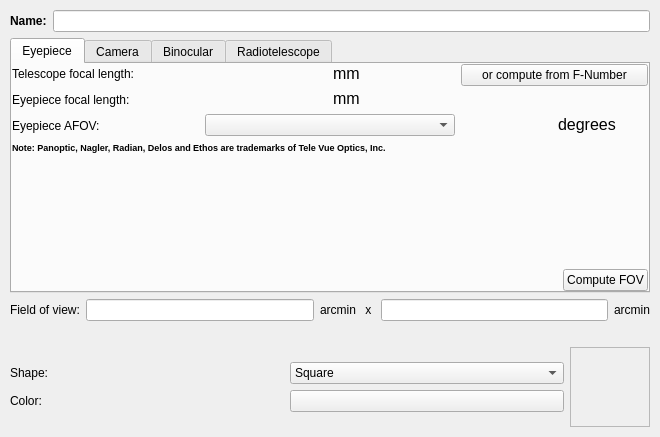
This is kstars/dialogs/newfov.ui in KDE/kstars as Qt 5 draws it before an edit. The edited form follows.
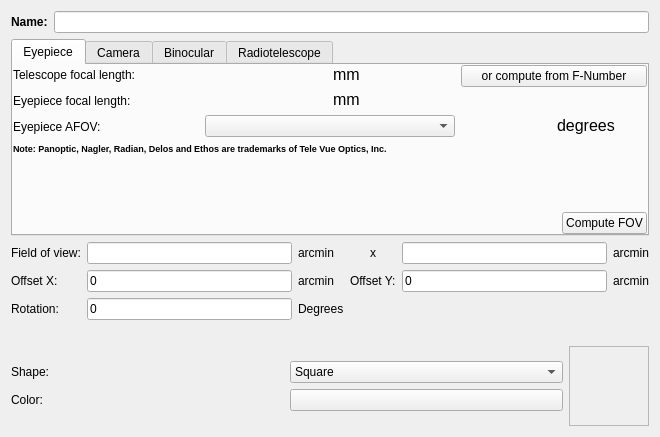
This is the edited form. Custom widgets are drawn as their Qt base class.

Commit message: Add support to offsets in X, Y, and rotation. This is especially useful to orient CCD chip to sky coordinates

The edit to the form file:
```diff
--- a/kstars/dialogs/newfov.ui
+++ b/kstars/dialogs/newfov.ui
@@ -13,13 +13,7 @@
   <property name="windowTitle">
    <string>New FOV Indicator</string>
   </property>
-  <layout class="QVBoxLayout">
-   <property name="spacing">
-    <number>6</number>
-   </property>
-   <property name="margin">
-    <number>10</number>
-   </property>
+  <layout class="QVBoxLayout" name="verticalLayout_2">
    <item>
     <layout class="QHBoxLayout">
      <property name="spacing">
@@ -164,7 +158,7 @@
               <number>0</number>
              </property>
              <item>
-              <widget class="KDoubleNumInput" name="EyeLength">
+              <widget class="KDoubleNumInput" name="EyeLength" native="true">
                <property name="focusPolicy">
                 <enum>Qt::StrongFocus</enum>
                </property>
@@ -265,7 +259,7 @@
               <number>0</number>
              </property>
              <item>
-              <widget class="KDoubleNumInput" name="EyeFOV">
+              <widget class="KDoubleNumInput" name="EyeFOV" native="true">
                <property name="focusPolicy">
                 <enum>Qt::StrongFocus</enum>
                </property>
@@ -1013,21 +1007,15 @@
     </widget>
    </item>
    <item>
-    <layout class="QHBoxLayout">
-     <property name="spacing">
-      <number>6</number>
-     </property>
-     <property name="margin">
-      <number>0</number>
-     </property>
-     <item>
+    <layout class="QGridLayout" name="gridLayout">
+     <item row="0" column="0">
       <widget class="QLabel" name="fieldoFviewLabel">
        <property name="text">
         <string>Field of view:</string>
        </property>
       </widget>
      </item>
-     <item>
+     <item row="0" column="1">
       <widget class="KLineEdit" name="FOVEditX">
        <property name="toolTip">
         <string>Desired field-of-view size, in arcminutes</string>
@@ -1039,30 +1027,133 @@
        </property>
       </widget>
      </item>
-     <item>
+     <item row="0" column="2">
       <widget class="QLabel" name="label_2">
        <property name="text">
         <string>arcmin</string>
        </property>
       </widget>
      </item>
-     <item>
+     <item row="0" column="3">
       <widget class="QLabel" name="label">
        <property name="text">
         <string> x </string>
        </property>
+       <property name="alignment">
+        <set>Qt::AlignCenter</set>
+       </property>
       </widget>
      </item>
-     <item>
+     <item row="0" column="4">
       <widget class="KLineEdit" name="FOVEditY"/>
      </item>
-     <item>
+     <item row="0" column="5">
       <widget class="QLabel" name="label_3">
        <property name="text">
         <string>arcmin</string>
        </property>
       </widget>
      </item>
+     <item row="1" column="0">
+      <widget class="QLabel" name="fieldoFviewLabel_2">
+       <property name="text">
+        <string>Offset X:</string>
+       </property>
+      </widget>
+     </item>
+     <item row="1" column="1">
+      <widget class="KLineEdit" name="FOVEditOffsetX">
+       <property name="toolTip">
+        <string>Desired field-of-view size, in arcminutes</string>
+       </property>
+       <property name="whatsThis">
+        <string>Enter the desired angular size for the field-of-view (FOV) symbol.
+
+You can either enter a value directly, or use the &quot;Eyepiece&quot; or &quot;Camera&quot; Tabs to compute an angular size for specific eyepieces or cameras.</string>
+       </property>
+       <property name="text">
+        <string>0</string>
+       </property>
+      </widget>
+     </item>
+     <item row="1" column="2">
+      <widget class="QLabel" name="label_5">
+       <property name="text">
+        <string>arcmin</string>
+       </property>
+      </widget>
+     </item>
+     <item row="1" column="3">
+      <widget class="QLabel" name="fieldoFviewLabel_3">
+       <property name="text">
+        <string>Offset Y:</string>
+       </property>
+      </widget>
+     </item>
+     <item row="1" column="4">
+      <widget class="KLineEdit" name="FOVEditOffsetY">
+       <property name="toolTip">
+        <string>Desired field-of-view size, in arcminutes</string>
+       </property>
+       <property name="whatsThis">
+        <string>Enter the desired angular size for the field-of-view (FOV) symbol.
+
+You can either enter a value directly, or use the &quot;Eyepiece&quot; or &quot;Camera&quot; Tabs to compute an angular size for specific eyepieces or cameras.</string>
+       </property>
+       <property name="text">
+        <string>0</string>
+       </property>
+      </widget>
+     </item>
+     <item row="1" column="5">
+      <widget class="QLabel" name="label_6">
+       <property name="text">
+        <string>arcmin</string>
+       </property>
+      </widget>
+     </item>
+     <item row="2" column="0">
+      <widget class="QLabel" name="fieldoFviewLabel_4">
+       <property name="text">
+        <string>Rotation:</string>
+       </property>
+      </widget>
+     </item>
+     <item row="2" column="1">
+      <widget class="KLineEdit" name="FOVEditRotation">
+       <property name="toolTip">
+        <string>Desired field-of-view size, in arcminutes</string>
+       </property>
+       <property name="whatsThis">
+        <string>Enter the desired angular size for the field-of-view (FOV) symbol.
+
+You can either enter a value directly, or use the &quot;Eyepiece&quot; or &quot;Camera&quot; Tabs to compute an angular size for specific eyepieces or cameras.</string>
+       </property>
+       <property name="text">
+        <string>0</string>
+       </property>
+      </widget>
+     </item>
+     <item row="2" column="2">
+      <widget class="QLabel" name="label_7">
+       <property name="text">
+        <string>Degrees</string>
+       </property>
+      </widget>
+     </item>
+     <item row="2" column="3" colspan="3">
+      <spacer name="horizontalSpacer_3">
+       <property name="orientation">
+        <enum>Qt::Horizontal</enum>
+       </property>
+       <property name="sizeHint" stdset="0">
+        <size>
+         <width>198</width>
+         <height>20</height>
+        </size>
+       </property>
+      </spacer>
+     </item>
     </layout>
    </item>
    <item>
@@ -1217,16 +1308,6 @@
   </layout>
  </widget>
  <customwidgets>
-  <customwidget>
-   <class>KDoubleNumInput</class>
-   <extends>QWidget</extends>
-   <header>knuminput.h</header>
-  </customwidget>
-  <customwidget>
-   <class>KColorButton</class>
-   <extends>QPushButton</extends>
-   <header>kcolorbutton.h</header>
-  </customwidget>
   <customwidget>
    <class>KComboBox</class>
    <extends>QComboBox</extends>
@@ -1243,18 +1324,28 @@
    <extends>QPushButton</extends>
    <header>kpushbutton.h</header>
   </customwidget>
-  <customwidget>
-   <class>KTabWidget</class>
-   <extends>QTabWidget</extends>
-   <header>ktabwidget.h</header>
-   <container>1</container>
-  </customwidget>
   <customwidget>
    <class>FOVWidget</class>
    <extends>QFrame</extends>
    <header>widgets/fovwidget.h</header>
    <container>1</container>
   </customwidget>
+  <customwidget>
+   <class>KDoubleNumInput</class>
+   <extends>QWidget</extends>
+   <header>knuminput.h</header>
+  </customwidget>
+  <customwidget>
+   <class>KColorButton</class>
+   <extends>QPushButton</extends>
+   <header>kcolorbutton.h</header>
+  </customwidget>
+  <customwidget>
+   <class>KTabWidget</class>
+   <extends>QTabWidget</extends>
+   <header>ktabwidget.h</header>
+   <container>1</container>
+  </customwidget>
  </customwidgets>
  <tabstops>
   <tabstop>FOVName</tabstop>
```
Left out of the diff: 14 changed lines with no effect on the pictures. The commit also changes 3 other files.
